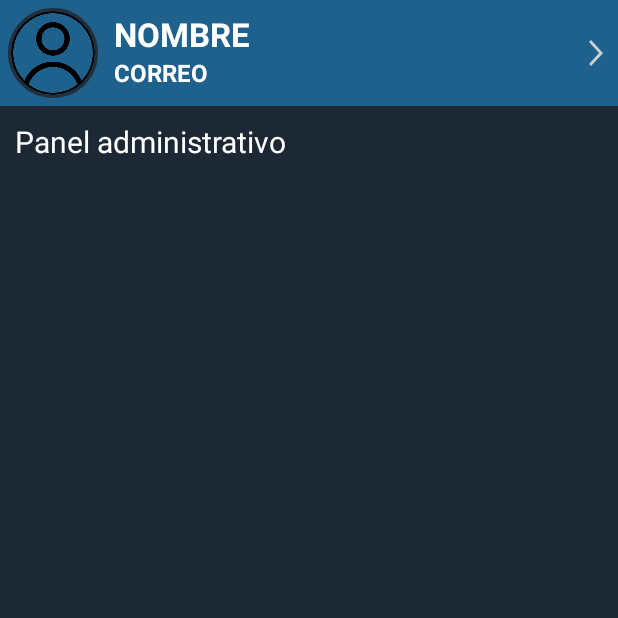
After one commit to ericMaxon/HCP_PF, an Android app: the AdminActivity screen opened directly, with no data from a screen before it, on a phone screen of 412 x 824 dp, the top half of it. The commit adds this screen. Run offline under Robolectric (Android 15) with nearby library versions, the phone set to English and light mode, and no system bars; our stand-ins replace CircleImageView.

Commit message:
Pasar asistencia listo e iniciado el sistema del administrador

```diff
--- a/app/src/main/AndroidManifest.xml
+++ b/app/src/main/AndroidManifest.xml
@@ -16,6 +16,9 @@
         android:supportsRtl="true"
         android:theme="@style/AppTheme"
         tools:targetApi="31">
+        <activity
+            android:name=".Activities.AdminActivity"
+            android:exported="false" />
         <activity
             android:name=".Activities.PassListActivity"
             android:exported="false" />
--- /dev/null
+++ b/app/src/main/java/com/example/pf_hpa4/Activities/AdminActivity.java
@@ -0,0 +1,64 @@
+package com.example.pf_hpa4.Activities;
+
+import androidx.appcompat.app.AppCompatActivity;
+
+import android.app.ProgressDialog;
+import android.content.Context;
+import android.content.Intent;
+import android.content.SharedPreferences;
+import android.os.Bundle;
+import android.util.Log;
+import android.view.View;
+import android.widget.AdapterView;
+import android.widget.ListView;
+import android.widget.TextView;
+import android.widget.Toast;
+
+import com.example.pf_hpa4.R;
+import com.example.pf_hpa4.constants.ApiConstants;
+import com.example.pf_hpa4.constants.SPreferencesKeys;
+import com.example.pf_hpa4.services.dto.responses.auth.User;
+import com.example.pf_hpa4.services.dto.responses.student.Group;
+
+import java.util.Objects;
+
+import de.hdodenhof.circleimageview.CircleImageView;
+
+public class AdminActivity extends AppCompatActivity {
+
+    TextView txt_perfil_nombre, txt_perfil_correo;
+    CircleImageView img_perfil_imagen;
+
+    User user = new User();
+
+    ProgressDialog progressDialog;
+
+    @Override
+    protected void onCreate(Bundle savedInstanceState) {
+        super.onCreate(savedInstanceState);
+        setContentView(R.layout.activity_admin);
+
+        SharedPreferences userSP_JSON = getSharedPreferences(SPreferencesKeys.usuario, Context.MODE_PRIVATE);
+        user = user.GetFromJSON(userSP_JSON.getString("jsonUser", ""));
+        ///////////TODO: PROBLEMA CON RECIBIR LOS DATOS DEL USUARIO DEL JSON, RETORNA NULL
+
+
+        Inicializar_controles();
+    }
+
+    private void Inicializar_controles() {
+        progressDialog = new ProgressDialog(this);
+        txt_perfil_nombre = (TextView) findViewById(R.id.txt_perfil_nombre);
+        //txt_perfil_nombre.setText(user.getName() + " " + user.getLastName());
+        txt_perfil_nombre.setText("NOMBRE");
+
+        txt_perfil_correo = (TextView) findViewById(R.id.txt_perfil_correo);
+        //txt_perfil_correo.setText(user.getEmail());
+        txt_perfil_correo.setText("CORREO");
+
+        img_perfil_imagen = (CircleImageView) findViewById(R.id.img_perfil_imagen);
+        /////Falta la captura de la url del perfil
+
+
+    }
+}
--- a/app/src/main/java/com/example/pf_hpa4/NFC/NFC_Actitvity.java
+++ b/app/src/main/java/com/example/pf_hpa4/NFC/NFC_Actitvity.java
@@ -47,10 +47,12 @@ public class NFC_Actitvity extends AppCompatActivity {
 
                 String text = "Bryan Campos";
                 String text2 = "8-957-1721";
+                String text3 = "1";
                 String encodedText = Base64.getEncoder().encodeToString(text.getBytes());
                 String encodedText2 = Base64.getEncoder().encodeToString(text2.getBytes());
+                String encodedText3 = Base64.getEncoder().encodeToString(text3.getBytes());
 
-                writeHelper.writeText(encodedText, encodedText2);
+                writeHelper.writeText(encodedText, encodedText2, encodedText3);
             }
         });
     }
--- a/app/src/main/java/com/example/pf_hpa4/NFC/util/WriteTagHelper.java
+++ b/app/src/main/java/com/example/pf_hpa4/NFC/util/WriteTagHelper.java
@@ -29,11 +29,12 @@ public class WriteTagHelper implements NFCManager.TagWriteErrorListener, NFCMana
 	 * Write the given text to a tag.
 	 * @param text
 	 */
-	public void writeText(String text, String text2){
+	public void writeText(String text, String text2, String text3){
 		dialog = createWaitingDialog();
 		dialog.show();
 		nfcManager.writeText(text);
 		nfcManager.writeText2(text2);
+		nfcManager.writeText3(text3);
 
 	}
 
@@ -70,6 +71,7 @@ public class WriteTagHelper implements NFCManager.TagWriteErrorListener, NFCMana
            public void onClick(DialogInterface dialog, int id) {
         	   nfcManager.undoWriteText();
 			   nfcManager.undoWriteText2();
+			   nfcManager.undoWriteText3();
 		   }
        });
 		return builder.create();
--- a/app/src/main/java/com/example/pf_hpa4/services/interfaces/IStudentService.java
+++ b/app/src/main/java/com/example/pf_hpa4/services/interfaces/IStudentService.java
@@ -22,6 +22,6 @@ public interface IStudentService {
     @GET("estudiante/asistencia/{gaId}/{eId}")
     Call<List<Attendance>> getStudentsAttendeByGroup(@Path("gaId") int gaId, @Path("eId") int eId);
 
-    @POST("estudiantes/asistencia")
+    @POST("estudiante/asistencia")
     Call<Integer> postStudentsSubject(@Body Attendance body);
 }
--- /dev/null
+++ b/app/src/main/res/layout/activity_admin.xml
@@ -0,0 +1,31 @@
+<?xml version="1.0" encoding="utf-8"?>
+<RelativeLayout xmlns:android="http://schemas.android.com/apk/res/android"
+    xmlns:app="http://schemas.android.com/apk/res-auto"
+    xmlns:tools="http://schemas.android.com/tools"
+    android:layout_width="match_parent"
+    android:layout_height="match_parent"
+    android:background="@color/DarkBackground"
+    tools:context=".Activities.AdminActivity">
+
+    <include
+        android:id="@+id/include_perfil_admin"
+        layout="@layout/layout_perfil_usuario" />
+
+    <RelativeLayout
+        android:id="@+id/rl_admin_content"
+        android:layout_width="match_parent"
+        android:layout_height="wrap_content"
+        android:layout_below="@+id/include_perfil_admin">
+
+        <TextView
+            android:layout_width="match_parent"
+            android:layout_height="wrap_content"
+            android:textColor="@color/whiteTextColor"
+            android:textSize="20dp"
+            android:layout_marginVertical="10dp"
+            android:layout_marginHorizontal="10dp"
+            android:text="Panel administrativo"></TextView>
+
+    </RelativeLayout>
+
+</RelativeLayout>
```
Also changed, not shown: app/src/main/java/com/example/pf_hpa4/Activities/PassListActivity.java (+53 -12 lines), app/src/main/java/com/example/pf_hpa4/Adapters/ListViewAdapter_PassList.java (added, +38 -0 lines), app/src/main/java/com/example/pf_hpa4/LoginActivity.java (+6 -1 lines), app/src/main/java/com/example/pf_hpa4/NFC/util/NFCManager.java (+17 -5 lines), app/src/main/java/com/example/pf_hpa4/constants/ApiConstants.java (+15 -2 lines).
